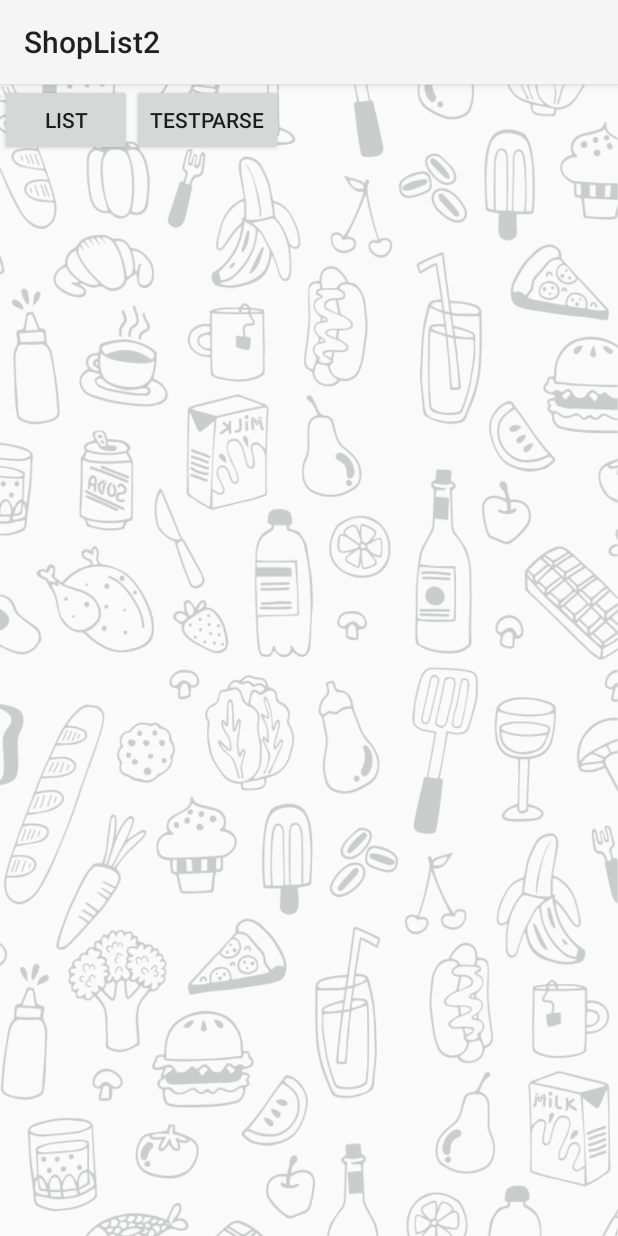
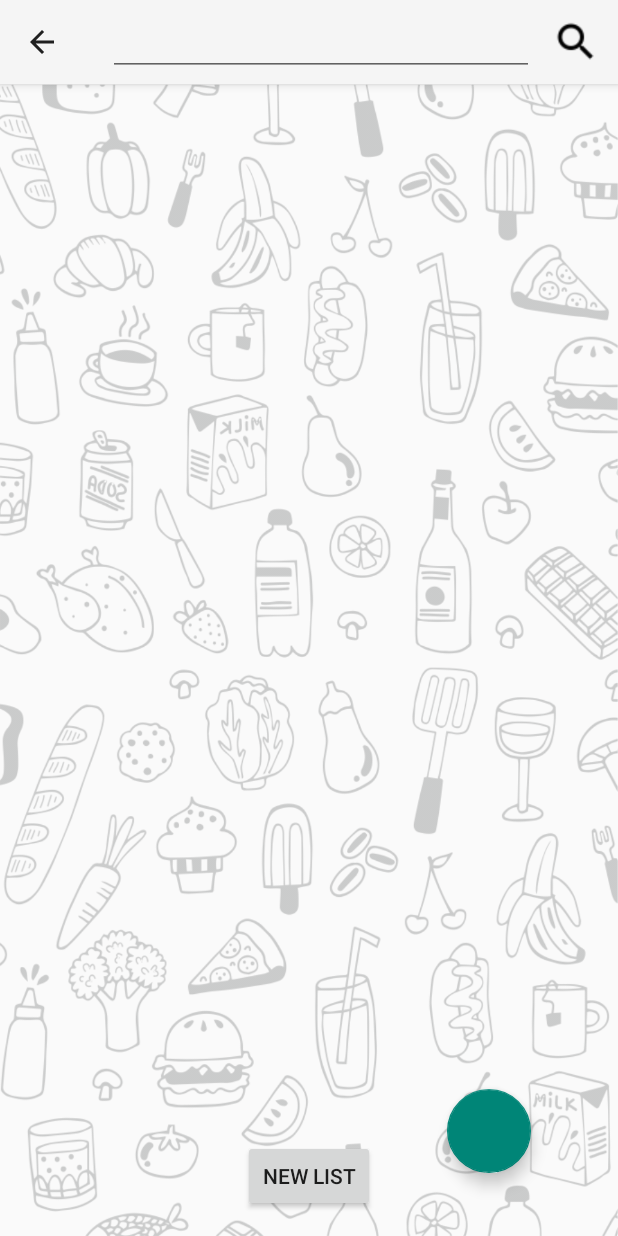
Before and after one commit to avtseben/ShopList2, an Android app: the screen it shows after launch (MainActivity before the commit, ShopListActivity after it), on a phone screen of 412 x 824 dp. Run offline under Robolectric (Android 15) with nearby library versions, the phone set to English and light mode, and no system bars.

Commit message:
рефакторинг: вывел всё в одно Активити, только меняем фрагменты

```diff
--- a/app/src/main/AndroidManifest.xml
+++ b/app/src/main/AndroidManifest.xml
@@ -11,14 +11,12 @@
         android:supportsRtl="true"
         android:launchMode="singleTop"
         android:theme="@style/AppTheme">
-        <activity android:name=".ui.activity.MainActivity">
+        <activity android:name=".ui.activity.ShopListActivity">
             <intent-filter>
                 <action android:name="android.intent.action.MAIN" />
 
                 <category android:name="android.intent.category.LAUNCHER" />
             </intent-filter>
-        </activity>
-        <activity android:name=".ui.activity.ShopListActivity"
             android:theme="@style/AppTheme">
         </activity>
 </application>
--- a/app/src/main/java/ru/alexandertsebenko/shoplist2/ui/activity/MainActivity.java
+++ /dev/null
@@ -1,73 +0,0 @@
-package ru.alexandertsebenko.shoplist2.ui.activity;
-
-import android.content.Intent;
-import android.support.v4.app.FragmentManager;
-import android.support.v4.app.FragmentTransaction;
-import android.support.v7.app.AppCompatActivity;
-import android.os.Bundle;
-import android.view.View;
-import android.widget.Button;
-import android.widget.Toast;
-
-import java.io.InputStream;
-import java.util.ArrayList;
-import java.util.List;
-
-import ru.alexandertsebenko.shoplist2.R;
-import ru.alexandertsebenko.shoplist2.datamodel.ProdCategory;
-import ru.alexandertsebenko.shoplist2.datamodel.ShopList;
-import ru.alexandertsebenko.shoplist2.ui.fragment.TopFragment;
-import ru.alexandertsebenko.shoplist2.utils.ProductXmlParser;
-
-public class MainActivity extends AppCompatActivity implements TopFragment.OnShopListItemClickListener{
-
-    private static final String TOP_FRAGMENT_TAG = "tft";
-    private FragmentManager mFragManager;
-    Button btnLaunchShopList;
-    @Override
-    protected void onCreate(Bundle savedInstanceState) {
-        super.onCreate(savedInstanceState);
-        setContentView(R.layout.activity_main);
-        btnLaunchShopList = (Button)findViewById(R.id.btn_start_shop_list);
-
-        mFragManager = getSupportFragmentManager();
-        FragmentTransaction ft = mFragManager.beginTransaction();
-        ft.replace(R.id.fl_top_container, new TopFragment(), TOP_FRAGMENT_TAG);
-        ft.addToBackStack(null);
-        ft.commit();
-    }
-    public void onClick(View view) {
-        Intent intent;
-        switch (view.getId()) {
-            case R.id.btn_start_shop_list:
-                intent = new Intent(this, ShopListActivity.class);
-                startActivity(intent);
-                break;
-            case R.id.btn_test:
-                Toast.makeText(this,"!!",Toast.LENGTH_SHORT).show();
-                InputStream in = getResources().openRawResource(R.raw.products);
-                ProductXmlParser parser = new ProductXmlParser();
-                try {
-                    List list = parser.parse(in);
-                    for (Object o : list){
-                        ProdCategory prodCategory = (ProdCategory)o;
-                        System.out.println(prodCategory.getName());
-                        System.out.println(prodCategory.getImage());
-                        for (String s : prodCategory.getProductNames()){
-                            System.out.println("  " + s);
-                        }
-                    }
-                } catch (Exception e) {
-                    e.printStackTrace();
-                }
-                break;
-        }
-    }
-
-    @Override
-    public void onItemClicked(ShopList shopListObj) {
-        Intent intentToShopList = new Intent(this,ShopListActivity.class);
-        intentToShopList.putExtra(ShopList.class.getCanonicalName(), shopListObj);
-        startActivity(intentToShopList);
-    }
-}
--- a/app/src/main/java/ru/alexandertsebenko/shoplist2/ui/activity/ShopListActivity.java
+++ b/app/src/main/java/ru/alexandertsebenko/shoplist2/ui/activity/ShopListActivity.java
@@ -23,22 +23,25 @@ import ru.alexandertsebenko.shoplist2.datamodel.ShopList;
 import ru.alexandertsebenko.shoplist2.ui.adapter.SearchAutoCompleteAdapter;
 import ru.alexandertsebenko.shoplist2.ui.fragment.SendFragment;
 import ru.alexandertsebenko.shoplist2.ui.fragment.ProductListFragment;
+import ru.alexandertsebenko.shoplist2.ui.fragment.TopFragment;
 
 public class ShopListActivity extends AppCompatActivity implements
+        TopFragment.OnNewListButtonClickListener,
+        TopFragment.OnShopListItemClickListener,
         ProductListFragment.OnSendButtonClickListener{
 
     public static final int LIST_PREPARE_STATE = 1;
     public static final int DO_SHOPPING_STATE = 2;
-    private final String LIST_FRAGMENT_TAG = "slft";
-    private final String SEND_FRAGMENT_TAG = "sndft";
+    private static final String LIST_FRAGMENT_TAG = "slft";
+    private static final String SEND_FRAGMENT_TAG = "sndft";
+    private static final String TOP_FRAGMENT_TAG = "tft";
     public static int mState;
 
-    private ShopList mShopListObj;
     private AutoCompleteTextView mAcTextView;
     private SearchAutoCompleteAdapter mSearchAdapter;
     private FragmentManager mFragManager;
     private FloatingActionButton mFab;
-    private ProductListFragment mProdFragment;
+    private FragmentTransaction mFTransaction;
 
 
     @Override
@@ -48,13 +51,17 @@ public class ShopListActivity extends AppCompatActivity implements
 
         //Список продуктов представлен во фрагменте
         mFragManager = getSupportFragmentManager();
-        FragmentTransaction ft = mFragManager.beginTransaction();
+        mFTransaction = mFragManager.beginTransaction();
+        mFTransaction.replace(R.id.fl_shoplistfragment_container, new TopFragment(), TOP_FRAGMENT_TAG);
+        mFTransaction.addToBackStack(null);
+        mFTransaction.commit();
 
+/*
         Intent inIntent = getIntent();
         mShopListObj = inIntent.getParcelableExtra(ShopList.class.getCanonicalName());
         //Если в Интенте есть список то открываем его и переходим в режим "В магазине"
         if(mShopListObj != null) {
-            mState = DO_SHOPPING_STATE;
+            TE;
             mProdFragment = ProductListFragment.newInstance(mShopListObj);
         } else {
             //По умолчанию в режиме составления списка
@@ -64,6 +71,7 @@ public class ShopListActivity extends AppCompatActivity implements
         ft.replace(R.id.fl_shoplistfragment_container, mProdFragment, LIST_FRAGMENT_TAG);
         ft.addToBackStack(null);
         ft.commit();
+*/
 
     }
     @Override
@@ -154,4 +162,24 @@ public class ShopListActivity extends AppCompatActivity implements
         ft.addToBackStack(null);
         ft.commit();
     }
+
+    @Override
+    public void onNewListClicked() {
+        mState = LIST_PREPARE_STATE;
+        ProductListFragment plf = ProductListFragment.newInstance(null);
+        FragmentTransaction ft = mFragManager.beginTransaction();
+        ft.replace(R.id.fl_shoplistfragment_container, plf, LIST_FRAGMENT_TAG);
+        ft.addToBackStack(null);
+        ft.commit();
+    }
+
+    @Override
+    public void onItemClicked(ShopList shopListObj) {
+        mState = DO_SHOPPING_STATE;
+        ProductListFragment plf = ProductListFragment.newInstance(shopListObj);
+        FragmentTransaction ft = mFragManager.beginTransaction();
+        ft.replace(R.id.fl_shoplistfragment_container, plf, LIST_FRAGMENT_TAG);
+        ft.addToBackStack(null);
+        ft.commit();
+    }
 }
--- a/app/src/main/java/ru/alexandertsebenko/shoplist2/ui/fragment/TopFragment.java
+++ b/app/src/main/java/ru/alexandertsebenko/shoplist2/ui/fragment/TopFragment.java
@@ -11,6 +11,7 @@ import android.support.v7.widget.helper.ItemTouchHelper;
 import android.view.LayoutInflater;
 import android.view.View;
 import android.view.ViewGroup;
+import android.widget.Button;
 import android.widget.Toast;
 
 import java.util.List;
@@ -26,7 +27,11 @@ public class TopFragment extends Fragment {
     public interface OnShopListItemClickListener {
         void onItemClicked(ShopList shopListObj);
     }
-    public OnShopListItemClickListener listener;
+    public interface OnNewListButtonClickListener {
+        void onNewListClicked();
+    }
+    public OnShopListItemClickListener listenerShopListSelected;
+    public OnNewListButtonClickListener listenerNewList;
 
     private DataSource mDataSource;
     private List<ShopList> mTopList;
@@ -46,14 +51,24 @@ public class TopFragment extends Fragment {
         setUpRecyclerView(view);
         setUpItemTouchHelper();
 
+        Button btn = (Button) view.findViewById(R.id.btn_newList);
+        btn.setOnClickListener(new View.OnClickListener() {
+            @Override
+            public void onClick(View view) {
+                listenerNewList.onNewListClicked();
+            }
+        });
         return view;
     }
 
     @Override
     public void onAttach(Context context) {
         super.onAttach(context);
-        if(listener == null) {
-            this.listener = (OnShopListItemClickListener) context;
+        if(listenerShopListSelected == null) {
+            this.listenerShopListSelected = (OnShopListItemClickListener) context;
+        }
+        if(listenerNewList == null) {
+            this.listenerNewList = (OnNewListButtonClickListener) context;
         }
     }
 
@@ -66,7 +81,7 @@ public class TopFragment extends Fragment {
         mAdapter.setOnItemClickListener(new TopListAdapter.OnClickListener() {
             @Override
             public void onItemClick(View itemView, int position) {
-                listener.onItemClicked(mTopList.get(position));
+                listenerShopListSelected.onItemClicked(mTopList.get(position));
             }
         });
         mRecyclerView.setAdapter(mAdapter);
--- a/app/src/main/res/layout/activity_main.xml
+++ b/app/src/main/res/layout/activity_main.xml
@@ -7,16 +7,7 @@
         android:layout_width="wrap_content"
         android:layout_height="wrap_content"
         android:id="@+id/btn_start_shop_list"
-        android:text="list" />
-    <Button
-        android:onClick="onClick"
-        android:layout_width="wrap_content"
-        android:layout_height="wrap_content"
-        android:id="@+id/btn_test"
-        android:text="testParse"
-        android:layout_alignParentTop="true"
-        android:layout_toRightOf="@+id/btn_start_shop_list"
-        android:layout_toEndOf="@+id/btn_start_shop_list" />
+        android:text="new list" />
 
     <FrameLayout
         android:layout_width="match_parent"
--- a/app/src/main/res/layout/fragment_top.xml
+++ b/app/src/main/res/layout/fragment_top.xml
@@ -8,4 +8,12 @@
         android:scrollbars="vertical"
         android:layout_width="match_parent"
         android:layout_height="match_parent"/>
+
+    <Button
+        android:layout_width="wrap_content"
+        android:layout_height="wrap_content"
+        android:text="New List"
+        android:id="@+id/btn_newList"
+        android:layout_alignParentBottom="true"
+        android:layout_centerHorizontal="true" />
 </RelativeLayout>
```
